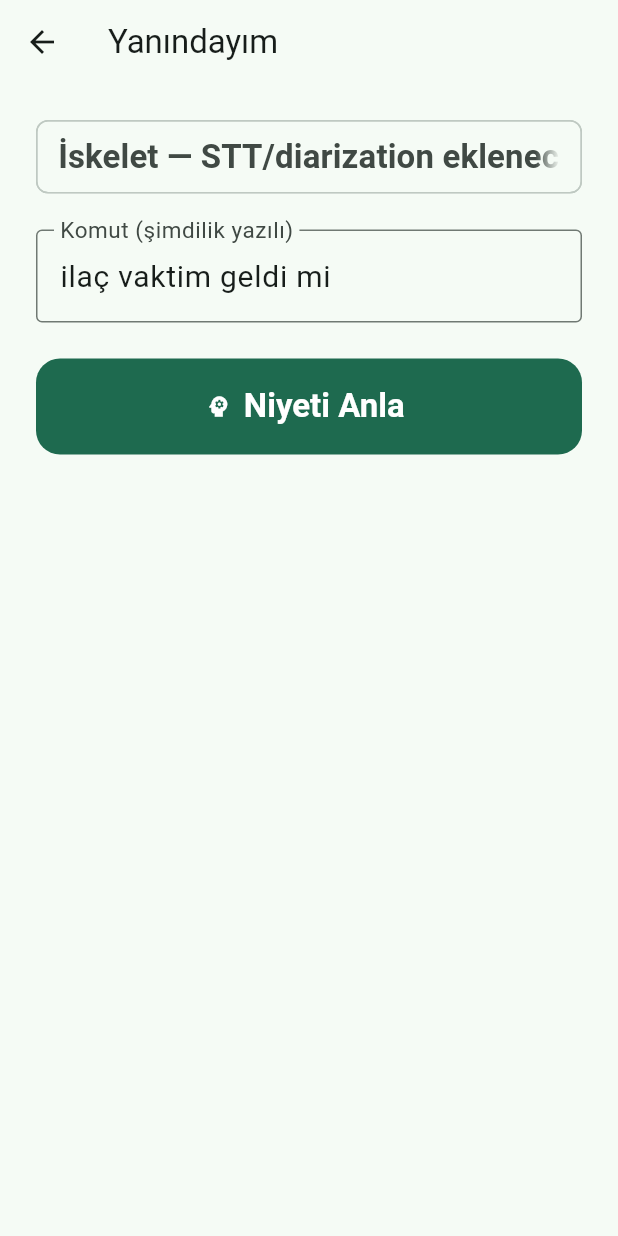
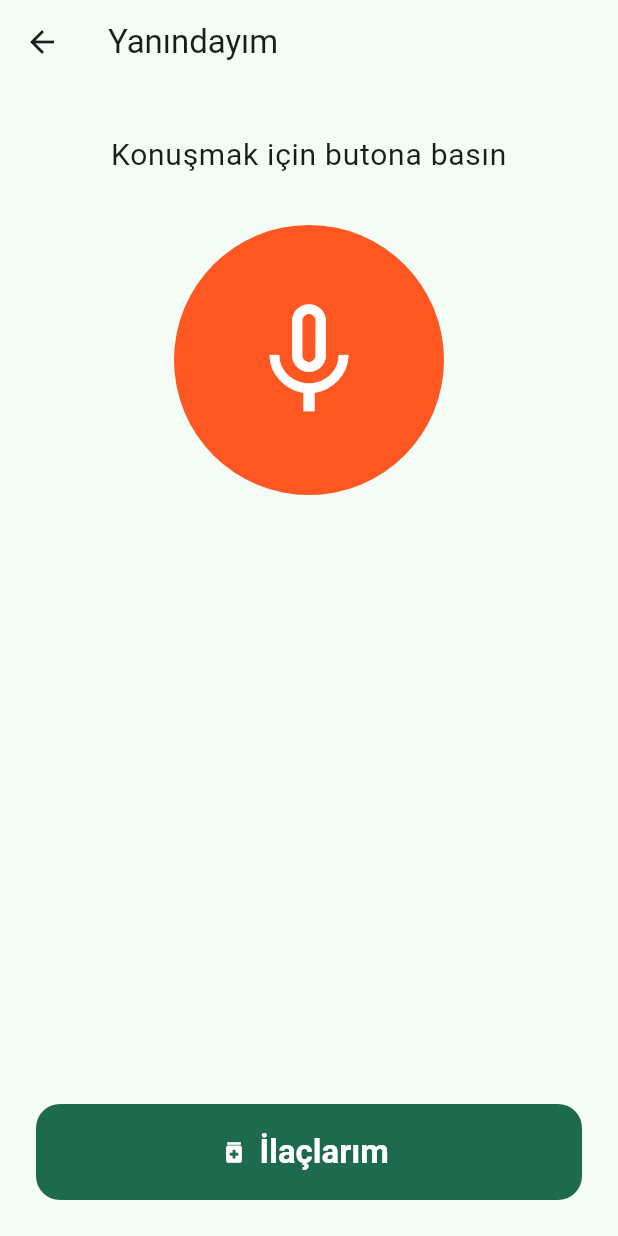
Before and after one commit to eraycanuyanik/EE471FinalProject, a Flutter app: the screen it shows after launch, after a tap on "Yanındayım", on a phone screen of 412 x 824 dp. Run offline on Flutter 3.47's test engine with Material 3 defaults, Android fonts, the phone set to English and light mode, and no system bars; our stand-ins replace camera, flutter_local_notifications, shared_preferences, speech_to_text, timezone, vibration; missing offline and left inert: record; network calls fail.

Commit message:
Üç modülü geliştir: Duyar gerçek veri, Yanındayım STT+ilaç, SesVer kamera
Duyar:
- ESC-50 veri seti eşleme (prepare_esc50.py) -> 7 sınıf gerçek ses
- Gerçek veriyle eğitim: ~%80 doğrulama doğruluğu (sentetik %100 yerine gerçekçi)
- Pencere-ortalamalı çıkarım (uzun kliplerde sessiz kısım sorununu çözer)
- Rastgele 1sn kırpma ile veri çoğaltma

Yanındayım:
- STT (speech_to_text) ile konuşma->metin, tek büyük mikrofon butonu
- İlaç hatırlatma ekranı: ekle/sil + günlük yerel bildirim (flutter_local_notifications)
- shared_preferences ile kalıcı ilaç listesi, intent ile ilaç ekranına yönlendirme

SesVer:
- Kamera önizleme + landmark pipeline iskeleti -> /sesver/predict
- ML Kit arm64 iOS simülatörünü desteklemediği için çıkarıldı (gerçek cihaz yönergesi eklendi)

Altyapı:
- CocoaPods kuruldu, Podfile iOS 15.5
- Uygulama iPhone 17 simülatöründe çalışıyor, analyze temiz, test geçiyor

Co-Authored-By: Claude Opus 4.8 (1M context) <noreply@anthropic.com>

```diff
--- /dev/null
+++ b/app/lib/core/notifications.dart
@@ -0,0 +1,74 @@
+import 'package:flutter_local_notifications/flutter_local_notifications.dart';
+import 'package:timezone/data/latest.dart' as tzdata;
+import 'package:timezone/timezone.dart' as tz;
+
+/// Yerel bildirim servisi — Yanındayım ilaç hatırlatmaları için.
+class Notifications {
+  static final _plugin = FlutterLocalNotificationsPlugin();
+  static bool _ready = false;
+
+  static Future<void> init() async {
+    if (_ready) return;
+    tzdata.initializeTimeZones();
+    tz.setLocalLocation(tz.getLocation('Europe/Istanbul'));
+
+    const settings = InitializationSettings(
+      android: AndroidInitializationSettings('@mipmap/ic_launcher'),
+      iOS: DarwinInitializationSettings(),
+    );
+    await _plugin.initialize(settings: settings);
+
+    // iOS izin iste
+    await _plugin
+        .resolvePlatformSpecificImplementation<
+            IOSFlutterLocalNotificationsPlugin>()
+        ?.requestPermissions(alert: true, badge: true, sound: true);
+    await _plugin
+        .resolvePlatformSpecificImplementation<
+            AndroidFlutterLocalNotificationsPlugin>()
+        ?.requestNotificationsPermission();
+    _ready = true;
+  }
+
+  static const _details = NotificationDetails(
+    android: AndroidNotificationDetails(
+      'ilac_hatirlatma',
+      'İlaç Hatırlatma',
+      channelDescription: 'İlaç alma vakti bildirimleri',
+      importance: Importance.max,
+      priority: Priority.high,
+    ),
+    iOS: DarwinNotificationDetails(),
+  );
+
+  /// Her gün belirtilen saatte tekrarlayan hatırlatma kurar.
+  static Future<void> scheduleDaily(int id, String med, int hour, int minute) async {
+    await init();
+    await _plugin.zonedSchedule(
+      id: id,
+      title: 'İlaç vakti 💊',
+      body: '$med almayı unutmayın',
+      scheduledDate: _nextInstanceOf(hour, minute),
+      notificationDetails: _details,
+      androidScheduleMode: AndroidScheduleMode.inexactAllowWhileIdle,
+      matchDateTimeComponents: DateTimeComponents.time, // her gün aynı saatte
+    );
+  }
+
+  static Future<void> cancel(int id) async => _plugin.cancel(id: id);
+
+  /// Test/demo için anında bildirim.
+  static Future<void> showNow(String title, String body) async {
+    await init();
+    await _plugin.show(id: 9999, title: title, body: body, notificationDetails: _details);
+  }
+
+  static tz.TZDateTime _nextInstanceOf(int hour, int minute) {
+    final now = tz.TZDateTime.now(tz.local);
+    var scheduled = tz.TZDateTime(tz.local, now.year, now.month, now.day, hour, minute);
+    if (scheduled.isBefore(now)) {
+      scheduled = scheduled.add(const Duration(days: 1));
+    }
+    return scheduled;
+  }
+}
--- a/app/lib/main.dart
+++ b/app/lib/main.dart
@@ -1,11 +1,16 @@
 import 'package:flutter/material.dart';
 
+import 'core/notifications.dart';
 import 'core/theme.dart';
 import 'modules/duyar/duyar_screen.dart';
 import 'modules/sesver/sesver_screen.dart';
 import 'modules/yanindayim/yanindayim_screen.dart';
 
-void main() => runApp(const ErisimApp());
+Future<void> main() async {
+  WidgetsFlutterBinding.ensureInitialized();
+  await Notifications.init();
+  runApp(const ErisimApp());
+}
 
 class ErisimApp extends StatelessWidget {
   const ErisimApp({super.key});
--- a/app/lib/modules/yanindayim/yanindayim_screen.dart
+++ b/app/lib/modules/yanindayim/yanindayim_screen.dart
@@ -1,11 +1,13 @@
 import 'package:flutter/material.dart';
+import 'package:speech_to_text/speech_to_text.dart';
 
 import '../../core/api_client.dart';
+import 'medication_screen.dart';
 
-/// Yanındayım — yaşlılar için tek-buton sesli asistan. İSKELET ekranı.
+/// Yanındayım — yaşlılar için tek-buton sesli asistan.
 ///
-/// Şimdilik metin girişiyle /yanindayim/intent uç noktasını test eder.
-/// Gerçek akış: tek buton → STT → intent → eylem (ilaç hatırlat / ara / tanı).
+/// Akış: büyük mikrofon butonu → STT (konuşma→metin) → /yanindayim/intent →
+/// algılanan niyet (ilaç / arama / yardım). "ilaç" niyetinde ilaç ekranına yönlendirir.
 class YanindayimScreen extends StatefulWidget {
   const YanindayimScreen({super.key});
 
@@ -14,18 +16,69 @@ class YanindayimScreen extends StatefulWidget {
 }
 
 class _YanindayimScreenState extends State<YanindayimScreen> {
+  final _speech = SpeechToText();
   final _api = ApiClient();
-  final _controller = TextEditingController(text: 'ilaç vaktim geldi mi');
-  String _result = '';
 
-  Future<void> _detect() async {
+  bool _available = false;
+  bool _listening = false;
+  String _heard = '';
+  String _intent = '';
+
+  @override
+  void initState() {
+    super.initState();
+    _initSpeech();
+  }
+
+  Future<void> _initSpeech() async {
+    _available = await _speech.initialize();
+    setState(() {});
+  }
+
+  Future<void> _toggleListen() async {
+    if (_listening) {
+      await _speech.stop();
+      setState(() => _listening = false);
+      await _resolveIntent();
+      return;
+    }
+    if (!_available) {
+      setState(() => _heard = 'Konuşma tanıma kullanılamıyor');
+      return;
+    }
+    setState(() {
+      _listening = true;
+      _heard = '';
+      _intent = '';
+    });
+    await _speech.listen(
+      onResult: (r) => setState(() => _heard = r.recognizedWords),
+      listenOptions: SpeechListenOptions(localeId: 'tr_TR'),
+    );
+  }
+
+  Future<void> _resolveIntent() async {
+    if (_heard.trim().isEmpty) return;
     try {
-      final r = await _api.yanindayimIntent(_controller.text);
-      setState(() => _result = 'Niyet: ${r['intent']}');
+      final r = await _api.yanindayimIntent(_heard);
+      final intent = r['intent'] as String;
+      setState(() => _intent = _intentLabel(intent));
+      if (intent == 'ilac_hatirlat' && mounted) {
+        Navigator.push(context, MaterialPageRoute(builder: (_) => const MedicationScreen()));
+      }
     } catch (e) {
-      setState(() => _result = 'Hata: $e');
+      setState(() => _intent = 'Sunucuya ulaşılamadı');
     }
   }
+
+  String _intentLabel(String intent) => const {
+        'ilac_hatirlat': '💊 İlaç hatırlatma',
+        'ara': '📞 Arama',
+        'ilac_tani': '🔍 İlaç tanıma',
+        'yardim': '🆘 Yardım çağrısı',
+        'bilinmiyor': '🤔 Anlayamadım',
+      }[intent] ??
+      intent;
 
   @override
   Widget build(BuildContext context) {
@@ -35,24 +88,38 @@ class _YanindayimScreenState extends State<YanindayimScreen> {
         padding: const EdgeInsets.all(24),
         child: Column(
           children: [
-            const Chip(label: Text('İskelet — STT/diarization eklenecek')),
-            const SizedBox(height: 24),
-            TextField(
-              controller: _controller,
-              style: const TextStyle(fontSize: 20),
-              decoration: const InputDecoration(
-                labelText: 'Komut (şimdilik yazılı)',
-                border: OutlineInputBorder(),
+            const SizedBox(height: 8),
+            Text(
+              _listening ? 'Dinliyorum… konuşun' : 'Konuşmak için butona basın',
+              style: Theme.of(context).textTheme.bodyLarge,
+              textAlign: TextAlign.center,
+            ),
+            const SizedBox(height: 32),
+            // Büyük tek mikrofon butonu
+            GestureDetector(
+              onTap: _toggleListen,
+              child: CircleAvatar(
+                radius: 90,
+                backgroundColor: _listening ? Colors.red : Colors.deepOrange,
+                child: Icon(_listening ? Icons.mic : Icons.mic_none,
+                    size: 90, color: Colors.white),
               ),
             ),
-            const SizedBox(height: 24),
+            const SizedBox(height: 32),
+            if (_heard.isNotEmpty)
+              Text('"$_heard"',
+                  style: const TextStyle(fontSize: 22, fontStyle: FontStyle.italic),
+                  textAlign: TextAlign.center),
+            const SizedBox(height: 16),
+            if (_intent.isNotEmpty)
+              Text(_intent, style: Theme.of(context).textTheme.headlineMedium),
+            const Spacer(),
             FilledButton.icon(
-              onPressed: _detect,
-              icon: const Icon(Icons.psychology),
-              label: const Text('Niyeti Anla'),
+              onPressed: () => Navigator.push(
+                  context, MaterialPageRoute(builder: (_) => const MedicationScreen())),
+              icon: const Icon(Icons.medication),
+              label: const Text('İlaçlarım'),
             ),
-            const SizedBox(height: 24),
-            Text(_result, style: Theme.of(context).textTheme.headlineMedium),
           ],
         ),
       ),
--- a/app/pubspec.yaml
+++ b/app/pubspec.yaml
@@ -39,7 +39,11 @@ dependencies:
   vibration: ^3.1.8
   permission_handler: ^12.0.3
   path_provider: ^2.1.5
-
+  speech_to_text: ^7.4.0
+  flutter_local_notifications: ^22.0.0
+  shared_preferences: ^2.5.5
+  timezone: ^0.11.0
+  camera: ^0.12.0+1
 dev_dependencies:
   flutter_test:
     sdk: flutter
```
Also changed, not shown: app/lib/core/api_client.dart (+12 -0 lines), app/lib/modules/sesver/sesver_screen.dart (+113 -40 lines), app/lib/modules/yanindayim/medication.dart (added, +42 -0 lines), app/lib/modules/yanindayim/medication_screen.dart (added, +126 -0 lines), app/pubspec.lock, 15 other files.
